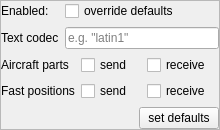
Old version of the form src/blackgui/editors/fsdsetupform.ui in the repository swift-project/pilotclient.
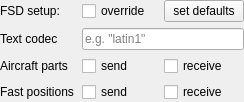
New version of the form.

Commit message: Ref T219, FSD setup form adjustments / renamings

The edit to the form file:
```diff
--- a/src/blackgui/editors/fsdsetupform.ui
+++ b/src/blackgui/editors/fsdsetupform.ui
@@ -6,20 +6,14 @@
    <rect>
     <x>0</x>
     <y>0</y>
-    <width>209</width>
-    <height>130</height>
+    <width>244</width>
+    <height>91</height>
    </rect>
   </property>
   <property name="windowTitle">
    <string>Frame</string>
   </property>
-  <property name="frameShape">
-   <enum>QFrame::StyledPanel</enum>
-  </property>
-  <property name="frameShadow">
-   <enum>QFrame::Raised</enum>
-  </property>
-  <layout class="QFormLayout" name="fl_FsdSetupForm">
+  <layout class="QGridLayout" name="gl_FsdSetupForm">
    <property name="leftMargin">
     <number>0</number>
    </property>
@@ -32,6 +26,13 @@
    <property name="bottomMargin">
     <number>0</number>
    </property>
+   <item row="4" column="2">
+    <widget class="QCheckBox" name="cb_FastPositionReceive">
+     <property name="text">
+      <string>receive</string>
+     </property>
+    </widget>
+   </item>
    <item row="1" column="0">
     <widget class="QLabel" name="lbl_TextCodec">
      <property name="text">
@@ -39,97 +40,66 @@
      </property>
     </widget>
    </item>
-   <item row="1" column="1">
-    <widget class="QLineEdit" name="le_TextCodec">
-     <property name="placeholderText">
-      <string>e.g. &quot;latin1&quot;</string>
-     </property>
-    </widget>
-   </item>
-   <item row="2" column="0" colspan="2">
-    <widget class="QFrame" name="fr_SendReceive">
-     <property name="frameShape">
-      <enum>QFrame::NoFrame</enum>
-     </property>
-     <property name="frameShadow">
-      <enum>QFrame::Plain</enum>
-     </property>
-     <layout class="QGridLayout" name="gl_SendReceive">
-      <property name="leftMargin">
-       <number>0</number>
-      </property>
-      <property name="topMargin">
-       <number>0</number>
-      </property>
-      <property name="rightMargin">
-       <number>0</number>
-      </property>
-      <property name="bottomMargin">
-       <number>0</number>
-      </property>
-      <item row="1" column="0">
-       <widget class="QLabel" name="lbl_FastPositions">
-        <property name="text">
-         <string>Fast positions</string>
-        </property>
-       </widget>
-      </item>
-      <item row="0" column="0">
+   <item row="3" column="0">
        <widget class="QLabel" name="lbl_AircraftParts">
         <property name="text">
          <string>Aircraft parts</string>
         </property>
        </widget>
       </item>
-      <item row="1" column="1" alignment="Qt::AlignHCenter">
-       <widget class="QCheckBox" name="cb_FastPositionSend">
-        <property name="text">
-         <string>send</string>
-        </property>
-       </widget>
-      </item>
-      <item row="0" column="2" alignment="Qt::AlignHCenter">
-       <widget class="QCheckBox" name="cb_AircraftPartsReceive">
-        <property name="text">
-         <string>receive</string>
-        </property>
-       </widget>
-      </item>
-      <item row="0" column="1" alignment="Qt::AlignHCenter">
+   <item row="3" column="1">
        <widget class="QCheckBox" name="cb_AircraftPartsSend">
         <property name="text">
          <string>send</string>
         </property>
        </widget>
       </item>
-      <item row="1" column="2" alignment="Qt::AlignHCenter">
-       <widget class="QCheckBox" name="cb_FastPositionReceive">
-        <property name="text">
-         <string>receive</string>
-        </property>
-       </widget>
-      </item>
-      <item row="2" column="2">
+   <item row="0" column="2">
        <widget class="QPushButton" name="pb_SetDefaults">
         <property name="text">
          <string>set defaults</string>
         </property>
        </widget>
       </item>
-     </layout>
+   <item row="4" column="0">
+    <widget class="QLabel" name="lbl_FastPositions">
+     <property name="text">
+      <string>Fast positions</string>
+     </property>
     </widget>
    </item>
-   <item row="0" column="0">
-    <widget class="QLabel" name="lbl_Enabled">
+   <item row="3" column="2">
+    <widget class="QCheckBox" name="cb_AircraftPartsReceive">
      <property name="text">
-      <string>Enabled:</string>
+      <string>receive</string>
+     </property>
+    </widget>
+   </item>
+   <item row="4" column="1">
+    <widget class="QCheckBox" name="cb_FastPositionSend">
+     <property name="text">
+      <string>send</string>
      </property>
     </widget>
    </item>
    <item row="0" column="1">
-    <widget class="QCheckBox" name="cb_Enabled">
+    <widget class="QCheckBox" name="cb_Override">
      <property name="text">
-      <string>override defaults</string>
+      <string>override</string>
+     </property>
+    </widget>
+   </item>
+   <item row="0" column="0">
+    <widget class="QLabel" name="lbl_FsdSetup">
+     <property name="text">
+      <string>FSD setup:</string>
+     </property>
+    </widget>
+   </item>
+   <item row="1" column="1" colspan="2">
+    <widget class="QLineEdit" name="le_TextCodec">
+     <property name="placeholderText">
+      <string>e.g. &quot;latin1&quot;</string>
      </property>
     </widget>
    </item>
```
Left out of the diff: 3 changed lines with no effect on the pictures. Lines whose indentation alone changed are shown as unchanged. The commit also changes 1 other file.
